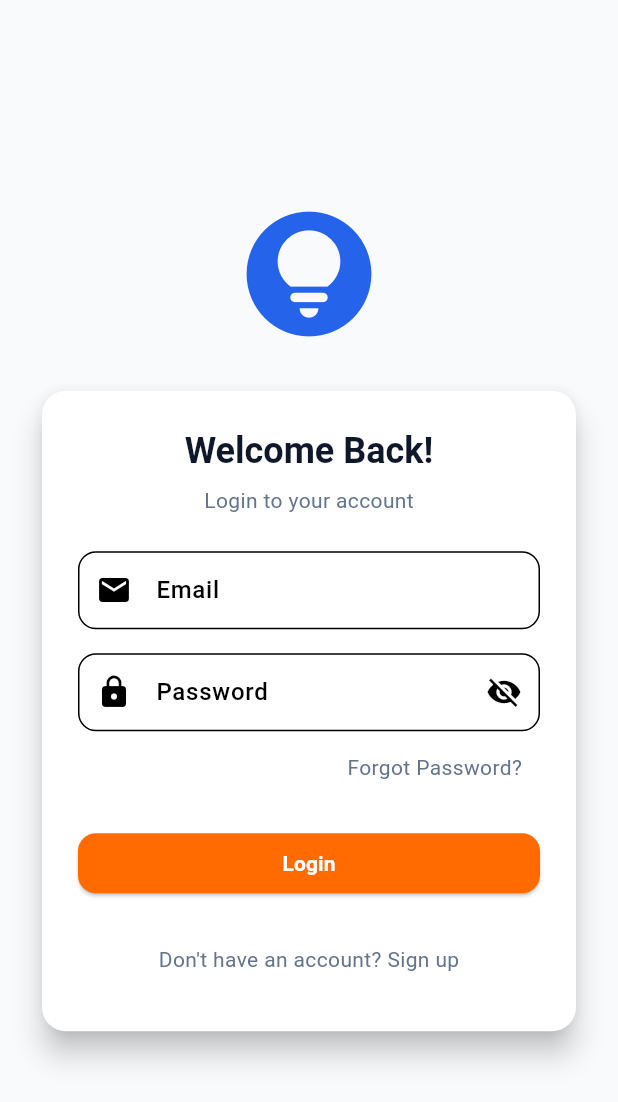
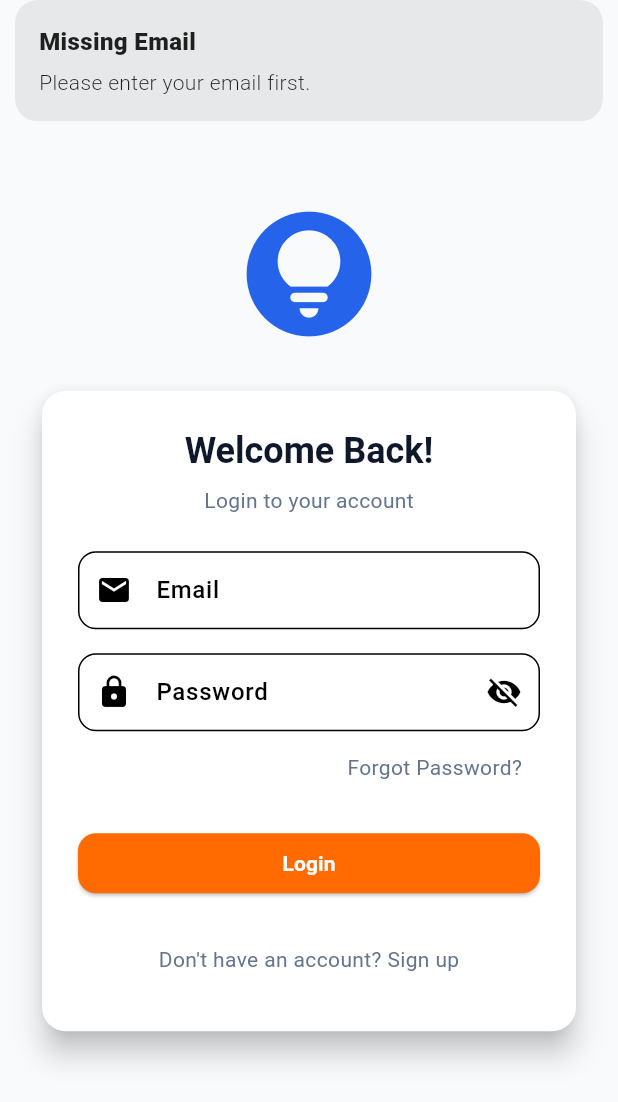
Before and after one commit to samiriihglobal/firebase_auth_demo, a Flutter app: the LoginPage screen opened directly, after a tap on "Forgot Password?", on a phone screen of 412 x 824 dp. Shown: the top 1102 px of the screen. Run offline on Flutter 3.47's test engine with Material 3 defaults, Android fonts, the phone set to English and light mode, and no system bars; our stand-ins replace cloud_firestore, firebase_auth, firebase_core, get; accounts and stored records are empty; generated files the repository leaves out were written again; network calls fail.

Commit message:
Add forgot password flow to login

```diff
--- a/lib/app/data/provider/auth_provider.dart
+++ b/lib/app/data/provider/auth_provider.dart
@@ -30,4 +30,8 @@ class AuthProvider {
   Future<void> signOut() async {
     await _firebaseAuth.signOut();
   }
+
+  Future<void> sendPasswordResetEmail(String email) async {
+    await _firebaseAuth.sendPasswordResetEmail(email: email);
+  }
 }
--- a/lib/app/data/repository/auth_repository.dart
+++ b/lib/app/data/repository/auth_repository.dart
@@ -21,5 +21,9 @@ class AuthRepository{
   Future<void> logout() {
     return _provider.signOut();
   }
+
+  Future<void> forgotPassword(String email) {
+    return _provider.sendPasswordResetEmail(email);
+  }
 }
 // hello
--- a/lib/app/modules/auth/login/login_controller.dart
+++ b/lib/app/modules/auth/login/login_controller.dart
@@ -47,6 +47,36 @@ class LoginController extends GetxController {
     }
   }
 
+  void forgotPassword() async {
+    final userEmail = email.value.trim();
+
+    if (userEmail.isEmpty) {
+      Get.snackbar("Missing Email", "Please enter your email first.");
+      return;
+    }
+
+    if (!GetUtils.isEmail(userEmail)) {
+      Get.snackbar("Invalid Email", "Please enter a valid email address.");
+      return;
+    }
+
+    try {
+      await _repository.forgotPassword(userEmail);
+      Get.snackbar(
+        "Reset Email Sent",
+        "Check your inbox for password reset instructions.",
+      );
+    } catch (e) {
+      String errorMessage = "Unable to send reset email. Please try again.";
+      if (e.toString().contains("user-not-found")) {
+        errorMessage = "No user found with this email.";
+      } else if (e.toString().contains("invalid-email")) {
+        errorMessage = "The email address is invalid.";
+      }
+      Get.snackbar("Reset Failed", errorMessage);
+    }
+  }
+
   void goToSignup() {
     Get.toNamed('/signup');
   }
--- a/lib/app/modules/auth/login/login_page.dart
+++ b/lib/app/modules/auth/login/login_page.dart
@@ -101,7 +101,7 @@ class LoginPage extends GetView<LoginController> {
                         Align(
                           alignment: Alignment.centerRight,
                           child: TextButton(
-                            onPressed: () {},
+                            onPressed: controller.forgotPassword,
                             child: Text(
                               'Forgot Password?',
                               style: textTheme.bodyMedium,
```
